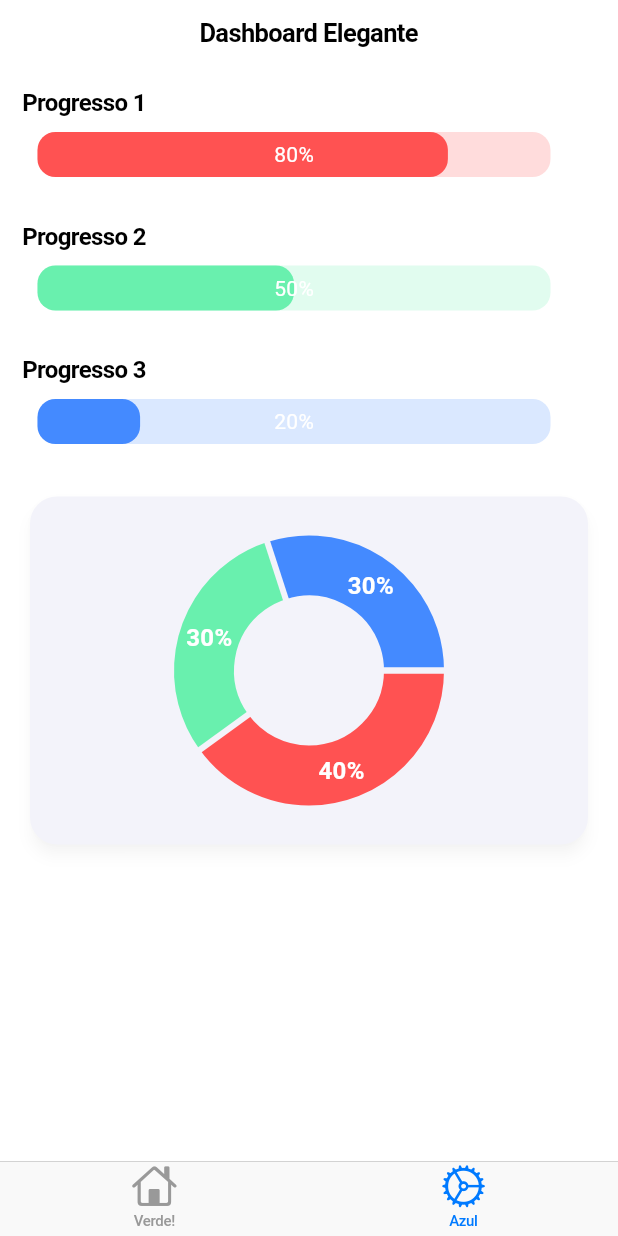
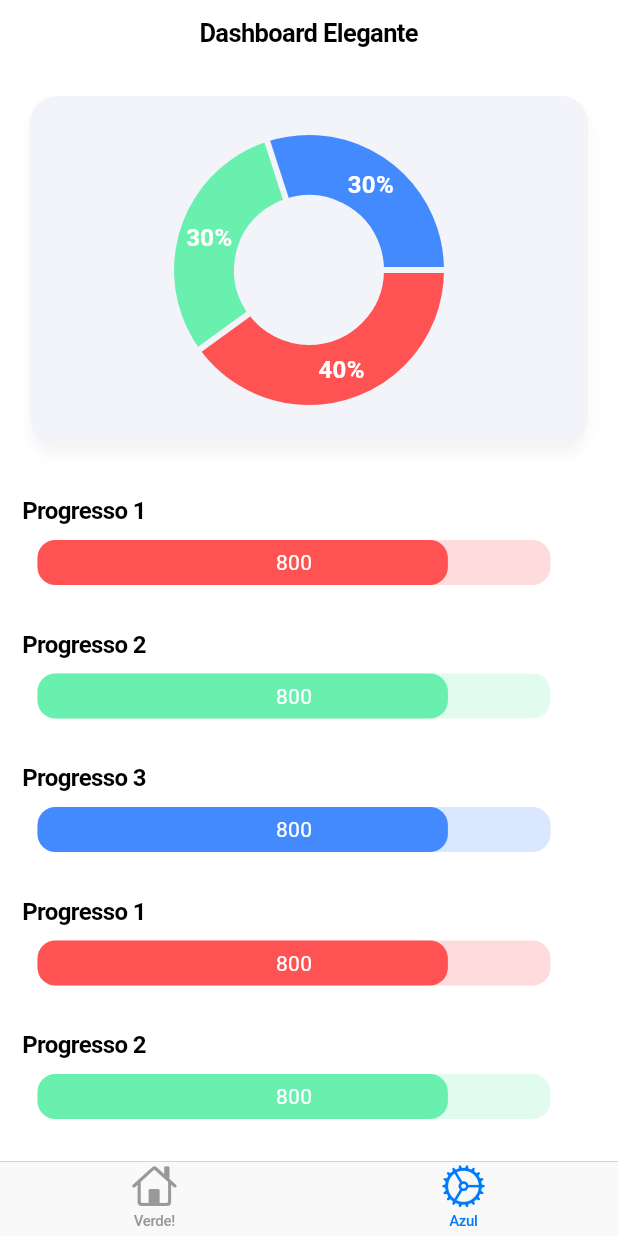
Before and after one commit to Xuxa09/Controle-de-gastos, a Flutter app: the screen it shows after launch, item 2 of the bottom bar chosen, on a phone screen of 412 x 824 dp. Run offline on Flutter 3.47's test engine with Material 3 defaults, Android fonts, the phone set to English and light mode, and no system bars; drawn by our look-alikes of fl_chart, percent_indicator; our stand-ins replace flutter_masked_text2, font_awesome_flutter, shared_preferences.

```diff
--- a/meus_gastos/lib/widgets/Charts.dart
+++ b/meus_gastos/lib/widgets/Charts.dart
@@ -28,16 +28,6 @@ class DashboardScreen extends StatelessWidget {
         child: SingleChildScrollView(
           child: Column(
             children: [
-              LinearProgressIndicatorSection(
-                  progress: 0.8, label: "Progresso 1", color: Colors.redAccent),
-              LinearProgressIndicatorSection(
-                  progress: 0.5,
-                  label: "Progresso 2",
-                  color: Colors.greenAccent),
-              LinearProgressIndicatorSection(
-                  progress: 0.2,
-                  label: "Progresso 3",
-                  color: Colors.blueAccent),
               Padding(
                 padding: const EdgeInsets.all(16.0),
                 child: Card(
@@ -90,6 +80,26 @@ class DashboardScreen extends StatelessWidget {
                   ),
                 ),
               ),
+              LinearProgressIndicatorSection(
+                  progress: 800, label: "Progresso 1", color: Colors.redAccent),
+              LinearProgressIndicatorSection(
+                  progress: 800,
+                  label: "Progresso 2",
+                  color: Colors.greenAccent),
+              LinearProgressIndicatorSection(
+                  progress: 800,
+                  label: "Progresso 3",
+                  color: Colors.blueAccent),
+              LinearProgressIndicatorSection(
+                  progress: 800, label: "Progresso 1", color: Colors.redAccent),
+              LinearProgressIndicatorSection(
+                  progress: 800,
+                  label: "Progresso 2",
+                  color: Colors.greenAccent),
+              LinearProgressIndicatorSection(
+                  progress: 0.2,
+                  label: "Progresso 3",
+                  color: Colors.blueAccent),
             ],
           ),
         ),
@@ -125,9 +135,9 @@ class LinearProgressIndicatorSection extends StatelessWidget {
             animation: true,
             lineHeight: 30.0, // Aumento para dar mais destaque
             animationDuration: 2000,
-            percent: progress,
+            percent: progress / 1000,
             center: Text(
-              "${(progress * 100).toStringAsFixed(0)}%",
+              "${progress.toStringAsFixed(0)}",
               style: TextStyle(color: Colors.white),
             ),
             linearStrokeCap: LinearStrokeCap.roundAll,
```
